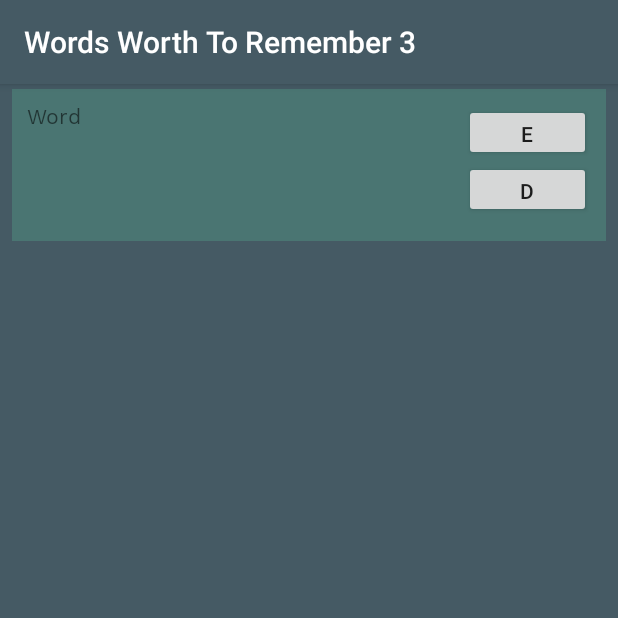
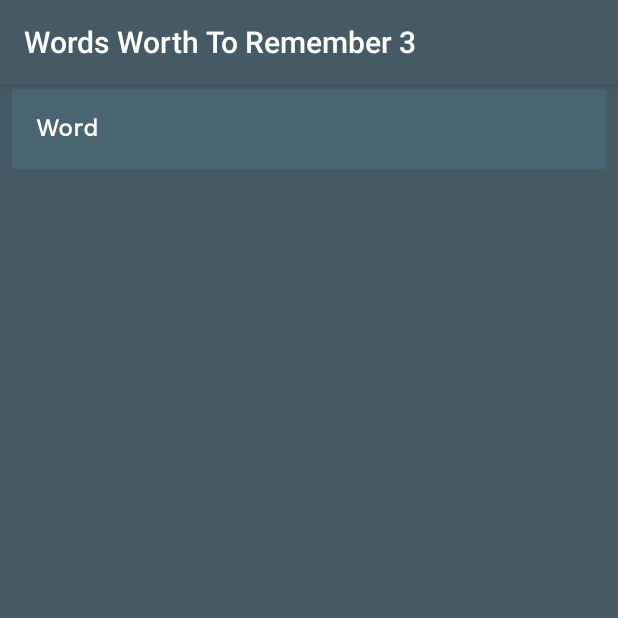
Before and after one commit to jnrdrgz/WordsWorthToRemember, an Android app: the ViewWordsActivity screen opened directly, with no data from a screen before it, on a phone screen of 412 x 824 dp, the top half of it. Run offline under Robolectric (Android 15) with nearby library versions, the phone set to English and light mode, and no system bars; libraries missing offline, so code that uses them is left out: com.nikhilpanju.recyclerviewenhanced; 2 statements that could not run were skipped.

Commit message:
swipe added and layout corrected

```diff
--- a/app/build.gradle
+++ b/app/build.gradle
@@ -27,4 +27,5 @@ dependencies {
     androidTestImplementation 'com.android.support.test.espresso:espresso-core:3.0.2'
     implementation 'com.loopj.android:android-async-http:1.4.10'
     implementation 'com.android.support:recyclerview-v7:28.0.0'
+    implementation 'com.nikhilpanju.recyclerviewenhanced:recyclerviewenhanced:1.1.0'
 }
--- a/app/src/main/java/xyz/juanrodriguez/www/wordsworthtoremember3/NewWordActivity.java
+++ b/app/src/main/java/xyz/juanrodriguez/www/wordsworthtoremember3/NewWordActivity.java
@@ -74,6 +74,9 @@ public class NewWordActivity extends AppCompatActivity {
             @Override
             public void onClick(View v) {
                 String word_ = word_box.getText().toString();
+
+                word_ = word_.substring(0, 1).toUpperCase() + word_.substring(1);
+
                 String def = def_box.getText().toString();
                 Word word = new Word(word_,def);
 
--- a/app/src/main/java/xyz/juanrodriguez/www/wordsworthtoremember3/ViewWordsActivity.java
+++ b/app/src/main/java/xyz/juanrodriguez/www/wordsworthtoremember3/ViewWordsActivity.java
@@ -6,9 +6,9 @@ import android.os.Bundle;
 import android.support.v7.widget.LinearLayoutManager;
 import android.support.v7.widget.RecyclerView;
 import android.view.View;
-import android.widget.ArrayAdapter;
-import android.widget.ListView;
 import android.widget.Toast;
+
+import com.nikhilpanju.recyclerviewenhanced.RecyclerTouchListener;
 
 import java.util.ArrayList;
 import java.util.List;
@@ -20,6 +20,7 @@ public class ViewWordsActivity extends AppCompatActivity implements WordAdapter.
     private RecyclerView rv;
     private ArrayList<String> data;
     private WordAdapter adapter;
+    private RecyclerTouchListener recyclerTouchListener;
 
     @Override
     protected void onCreate(Bundle savedInstanceState) {
@@ -46,6 +47,30 @@ public class ViewWordsActivity extends AppCompatActivity implements WordAdapter.
         adapter = new WordAdapter(this, allWords);
         adapter.setClickListener(this);
 
+        recyclerTouchListener = new RecyclerTouchListener(this, rv)
+                .setSwipeOptionViews(R.id.delete, R.id.edit)
+                .setSwipeable(R.id.rowFG, R.id.rowBG, new RecyclerTouchListener.OnSwipeOptionsClickListener() {
+                    @Override
+                    public void onSwipeOptionClicked(int viewID, int position) {
+                        if (viewID == R.id.delete) {
+                            Word w = adapter.getItem(position);
+                            dbcon.deleteWord(w);
+                            finish();
+                            startActivity(getIntent());
+                            Toast.makeText(ViewWordsActivity.this, "Word Deleted", Toast.LENGTH_SHORT).show();
+
+                        } else if (viewID == R.id.edit) {
+                            Word w = adapter.getItem(position);
+                            Intent editWordIntent = new Intent(ViewWordsActivity.this, EditWordActivity.class);
+                            System.out.println(w.get_id());
+                            editWordIntent.putExtra("WORD_ID", Integer.toString(w.get_id()));
+                            startActivity(editWordIntent);
+                        }
+                    }
+                });
+
+        rv.addOnItemTouchListener(recyclerTouchListener);
+
         rv.setAdapter(adapter);
         adapter.notifyDataSetChanged();
 
@@ -60,23 +85,5 @@ public class ViewWordsActivity extends AppCompatActivity implements WordAdapter.
             view.findViewById(R.id.tvDefinition).setVisibility(View.VISIBLE);
         }
     }
-    @Override
-    public void onEdit(View view, int position) {
-        Word w = adapter.getItem(position);
-        Intent editWordIntent = new Intent(this, EditWordActivity.class);
-        System.out.println(w.get_id());
-        editWordIntent.putExtra("WORD_ID", Integer.toString(w.get_id()));
-        startActivity(editWordIntent);
-    }
-
-    @Override
-    public void onDelete(View view, int position) {
-        Word w = adapter.getItem(position);
-        dbcon.deleteWord(w);
-        finish();
-        startActivity(getIntent());
-        Toast.makeText(ViewWordsActivity.this, "Record Deleted", Toast.LENGTH_SHORT).show();
-
-    }
 
 }
--- a/app/src/main/java/xyz/juanrodriguez/www/wordsworthtoremember3/WordAdapter.java
+++ b/app/src/main/java/xyz/juanrodriguez/www/wordsworthtoremember3/WordAdapter.java
@@ -10,6 +10,8 @@ import android.widget.LinearLayout;
 import android.widget.TextView;
 
 import java.util.List;
+
+import static android.support.v7.widget.helper.ItemTouchHelper.Callback.makeMovementFlags;
 
 public class WordAdapter extends RecyclerView.Adapter<WordAdapter.ViewHolder> {
 
@@ -60,12 +62,8 @@ public class WordAdapter extends RecyclerView.Adapter<WordAdapter.ViewHolder> {
             super(itemView);
             wordTextView = itemView.findViewById(R.id.tvWord);
             definitionTextView = itemView.findViewById(R.id.tvDefinition);
-            editButton = itemView.findViewById(R.id.button_edit);
-            deleteButton = itemView.findViewById(R.id.button_delete);
-            wordsLayout = itemView.findViewById(R.id.layout_words);
+            wordsLayout = itemView.findViewById(R.id.rowFG);
 
-            editButton.setOnClickListener(this);
-            deleteButton.setOnClickListener(this);
             wordsLayout.setOnClickListener(this);
         }
 
@@ -73,18 +71,13 @@ public class WordAdapter extends RecyclerView.Adapter<WordAdapter.ViewHolder> {
         public void onClick(View view) {
             if (mClickListener != null) { //mClickListener.onItemClick(view, getAdapterPosition());
                 switch (view.getId()) {
-                    case R.id.button_edit:
-                        mClickListener.onEdit(view, getAdapterPosition());
-                        break;
-                    case R.id.button_delete:
-                        mClickListener.onDelete(view, getAdapterPosition());
-                        break;
-                    case R.id.layout_words:
+                    case R.id.rowFG:
                         mClickListener.onTouchWord(view, getAdapterPosition());
                         break;
                 }
             }
         }
+
     }
 
     // convenience method for getting data at click position
@@ -102,7 +95,5 @@ public class WordAdapter extends RecyclerView.Adapter<WordAdapter.ViewHolder> {
         //void onItemClick(View view, int position);
 
         void onTouchWord(View view, int p);
-        void onEdit(View view,int p);
-        void onDelete(View view, int p);
     }
 }
--- a/app/src/main/res/layout/activity_word_from_notification.xml
+++ b/app/src/main/res/layout/activity_word_from_notification.xml
@@ -4,28 +4,38 @@
     xmlns:tools="http://schemas.android.com/tools"
     android:layout_width="match_parent"
     android:layout_height="match_parent"
-    tools:context=".WordFromNotificationActivity">
+    tools:context=".WordFromNotificationActivity"
+    android:background="@color/colorBackground">
 
     <TextView
         android:id="@+id/textView_definition"
-        android:layout_width="351dp"
-        android:layout_height="511dp"
-        android:layout_marginTop="16dp"
+        android:layout_width="364dp"
+        android:layout_height="519dp"
+        android:layout_marginTop="12dp"
+        android:background="@color/colorBackgroundSecondary"
         android:text="TextView"
+        android:textColor="#FFFFFF"
         app:layout_constraintEnd_toEndOf="parent"
+
+        app:layout_constraintHorizontal_bias="0.489"
         app:layout_constraintStart_toStartOf="parent"
-        app:layout_constraintTop_toBottomOf="@+id/textView_word" />
+        app:layout_constraintTop_toBottomOf="@+id/textView_word"
+        android:fontFamily="@font/work_sans"/>
 
     <TextView
         android:id="@+id/textView_word"
-        android:layout_width="334dp"
-        android:layout_height="33dp"
+        android:layout_width="371dp"
+        android:layout_height="41dp"
         android:layout_marginTop="33dp"
         android:layout_marginBottom="23dp"
+        android:background="@color/colorBackgroundSecondary"
         android:text="TextView"
+        android:textColor="#FFFFFF"
         app:layout_constraintBottom_toTopOf="@+id/textView_definition"
         app:layout_constraintEnd_toEndOf="parent"
         app:layout_constraintHorizontal_bias="0.389"
+
         app:layout_constraintStart_toStartOf="parent"
-        app:layout_constraintTop_toTopOf="parent" />
+        app:layout_constraintTop_toTopOf="parent"
+        android:fontFamily="@font/work_sans"/>
 </android.support.constraint.ConstraintLayout>
--- a/app/src/main/res/layout/recyclerview_row.xml
+++ b/app/src/main/res/layout/recyclerview_row.xml
@@ -1,53 +1,151 @@
 <?xml version="1.0" encoding="utf-8"?>
-<LinearLayout xmlns:android="http://schemas.android.com/apk/res/android"
+<RelativeLayout xmlns:android="http://schemas.android.com/apk/res/android"
+    xmlns:app="http://schemas.android.com/apk/res-auto"
+    xmlns:tools="http://schemas.android.com/tools"
     android:layout_width="match_parent"
+
     android:layout_height="wrap_content"
-    android:padding="10dp"
-    android:background="@color/colorBackgroundSecondary">
+    android:orientation="vertical">
+
+    <LinearLayout
+        android:id="@+id/rowBG"
+        android:layout_width="wrap_content"
+        android:layout_height="wrap_content"
+        android:layout_alignParentRight="true"
+        android:gravity="right"
+        android:orientation="horizontal">
 
 
-    <LinearLayout
-        android:id="@+id/layout_words"
-        android:layout_width="242dp"
-        android:layout_height="81dp"
-        android:layout_weight="1"
-        android:orientation="vertical">
+        <RelativeLayout
+            android:id="@+id/edit"
+            android:layout_width="85dp"
+            android:layout_height="match_parent"
+            android:background="@color/colorButtons"
+            android:clickable="true"
+            android:focusable="true"
+            android:orientation="vertical">
 
-        <TextView
-            android:id="@+id/tvWord"
-            android:fontFamily="@font/work_sans"
-            android:layout_width="84dp"
-            android:layout_height="30dp"
-            android:layout_weight="1"
-            android:text="TextView" />
+            <LinearLayout
+                android:layout_width="match_parent"
+                android:layout_height="match_parent"
+                android:layout_centerInParent="true"
+                android:background="?android:selectableItemBackground"
+                android:gravity="center_vertical|left"
+                android:orientation="vertical">
 
-        <TextView
-            android:id="@+id/tvDefinition"
-            android:fontFamily="@font/work_sans"
-            android:layout_width="wrap_content"
-            android:layout_height="wrap_content"
-            android:layout_weight="1"
-            android:text="TextView" />
+                <ImageView
+                    android:layout_width="wrap_content"
+                    android:layout_height="wrap_content"
+                    android:layout_gravity="center_horizontal"
+                    android:tint="@android:color/white"
+                    />
+
+                <TextView
+                    android:layout_width="wrap_content"
+                    android:layout_height="wrap_content"
+                    android:layout_gravity="center_horizontal"
+                    android:layout_marginLeft="8dp"
+                    android:layout_marginRight="8dp"
+                    android:layout_marginTop="4dp"
+                    android:ellipsize="end"
+                    android:gravity="center"
+                    android:maxLines="1"
+                    android:text="Edit"
+                    android:textColor="@android:color/white"
+                    android:textSize="12sp"/>
+            </LinearLayout>
+        </RelativeLayout>
+
+        <RelativeLayout
+            android:id="@+id/delete"
+            android:layout_width="85dp"
+            android:layout_height="match_parent"
+            android:background="@color/colorButtons"
+            android:clickable="true"
+            android:focusable="true"
+            android:orientation="vertical">
+
+            <LinearLayout
+                android:layout_width="match_parent"
+                android:layout_height="match_parent"
+                android:layout_centerInParent="true"
+                android:background="?android:selectableItemBackground"
+                android:gravity="center"
+                android:orientation="vertical">
+
+                <ImageView
+                    android:layout_width="wrap_content"
+                    android:layout_height="wrap_content"
+                    android:layout_gravity="center"
+                    android:tint="@android:color/white"/>
+
+                <TextView
+                    android:layout_width="wrap_content"
+                    android:layout_height="wrap_content"
+                    android:layout_gravity="center"
+                    android:layout_marginLeft="8dp"
+                    android:layout_marginRight="8dp"
+                    android:layout_marginTop="4dp"
+                    android:ellipsize="end"
+                    android:gravity="center"
+                    android:maxLines="1"
+                    android:text="Delete"
+                    android:textColor="@android:color/white"
+                    android:textSize="12sp"/>
+            </LinearLayout>
+        </RelativeLayout>
+
     </LinearLayout>
 
     <LinearLayout
-        android:layout_width="35dp"
-        android:layout_height="80dp"
-        android:layout_weight="1"
-        android:orientation="vertical">
+        android:id="@+id/rowFG"
+        android:layout_width="match_parent"
+        android:layout_height="match_parent"
+        android:background="@color/colorBackgroundSecondary"
+        android:clickable="true"
+        android:elevation="4dp"
+        android:focusable="true"
+        android:orientation="horizontal"
+        android:visibility="visible">
 
-        <Button
-            android:id="@+id/button_edit"
+        <LinearLayout
             android:layout_width="match_parent"
-            android:layout_height="38dp"
-            android:text="E" />
+            android:layout_height="wrap_content"
+            android:background="?attr/selectableItemBackground"
+            android:orientation="horizontal"
+            android:paddingBottom="16dp"
+            android:paddingLeft="16dp"
+            android:paddingTop="16dp">
 
-        <Button
-            android:id="@+id/button_delete"
-            android:layout_width="match_parent"
-            android:layout_height="38dp"
-            android:text="D" />
+            <LinearLayout
+                android:layout_width="0dp"
+                android:layout_height="wrap_content"
+                android:layout_gravity="center_vertical"
+                android:layout_weight="6"
+                android:orientation="vertical">
+
+                <TextView
+                    android:id="@+id/tvWord"
+                    android:textColor="#FFFFFF"
+                    android:layout_width="wrap_content"
+                    android:layout_height="wrap_content"
+                    android:maxLines="1"
+                    android:fontFamily="@font/work_sans"
+                    android:textSize="16sp"
+                    android:textStyle="bold"
+                    tools:text="Word"/>
+
+                <TextView
+                    android:id="@+id/tvDefinition"
+                    android:textColor="#FFFFFF"
+                    android:layout_width="wrap_content"
+                    android:layout_height="wrap_content"
+                    android:layout_marginTop="2dp"
+                    android:maxLines="1"
+                    tools:text="Definition"
+                    android:fontFamily="@font/work_sans"/>
+            </LinearLayout>
+        </LinearLayout>
 
     </LinearLayout>
-
-</LinearLayout>
+</RelativeLayout>
--- a/app/src/main/res/values/colors.xml
+++ b/app/src/main/res/values/colors.xml
@@ -6,5 +6,5 @@
     <color name="colorButtons">#FF9800</color>
     <color name="colorTextButtons">#000000</color>
     <color name="colorBackground">#455A64</color>
-    <color name="colorBackgroundSecondary">#4A7572</color>
+    <color name="colorBackgroundSecondary">#4A6572</color>
 </resources>
```
